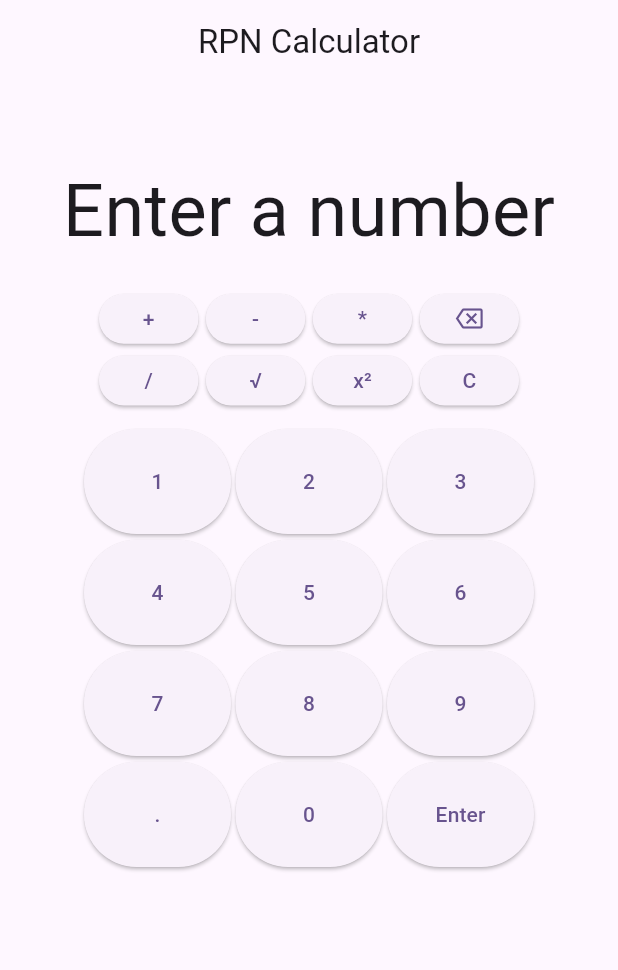
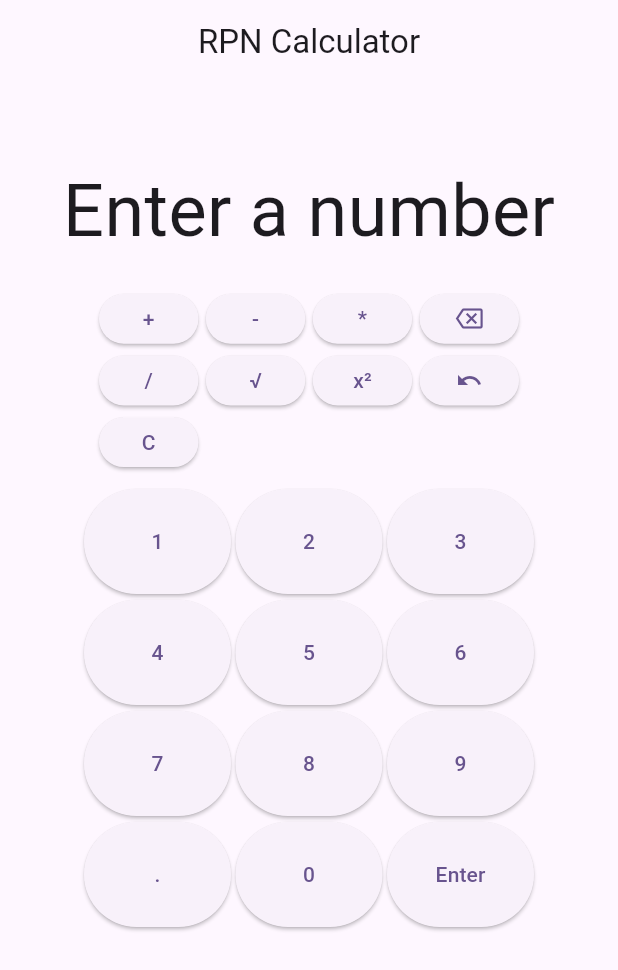
Before and after one commit to hoeeg79/reverse_cowgirl, a Flutter app: the screen it shows after launch, after a tap on the "backspace" icon, on a phone screen of 412 x 824 dp. Shown: the top 970 px of the screen. Run offline on Flutter 3.47's test engine with Material 3 defaults, Android fonts, the phone set to English and light mode, and no system bars.

Commit message:
backspace button

```diff
--- a/lib/calculator_screen.dart
+++ b/lib/calculator_screen.dart
@@ -63,7 +63,7 @@ class _CalculatorScreenState extends State<CalculatorScreen> {
               ],
             ),
             Container(
-              height: 90,
+              height: 130,
               width: 280,
               child: GridView(
                 gridDelegate: const SliverGridDelegateWithFixedCrossAxisCount(
@@ -101,14 +101,15 @@ class _CalculatorScreenState extends State<CalculatorScreen> {
                     child: const Text('*'),
                   ),
                   ElevatedButton(
-                    onPressed: () {
-                      setState(() {
-                        calculator.execute(undoCommand);
-                        lastResult = calculator.stack.last.toString();
-                      });
-                    },
-                    child: const Icon(Icons.backspace_outlined),
-                  ),
+                      onPressed: () {
+                        setState(() {
+                          if (numberTyped) {
+                            inputNumber = inputNumber.substring(
+                                0, inputNumber.length - 1);
+                          }
+                        });
+                      },
+                      child: const Icon(Icons.backspace_outlined)),
                   ElevatedButton(
                     onPressed: () {
                       setState(() {
@@ -135,6 +136,15 @@ class _CalculatorScreenState extends State<CalculatorScreen> {
                       });
                     },
                     child: const Text('x²'),
+                  ),
+                  ElevatedButton(
+                    onPressed: () {
+                      setState(() {
+                        calculator.execute(undoCommand);
+                        lastResult = calculator.stack.last.toString();
+                      });
+                    },
+                    child: const Icon(Icons.undo),
                   ),
                   ElevatedButton(
                     onPressed: () {
```
